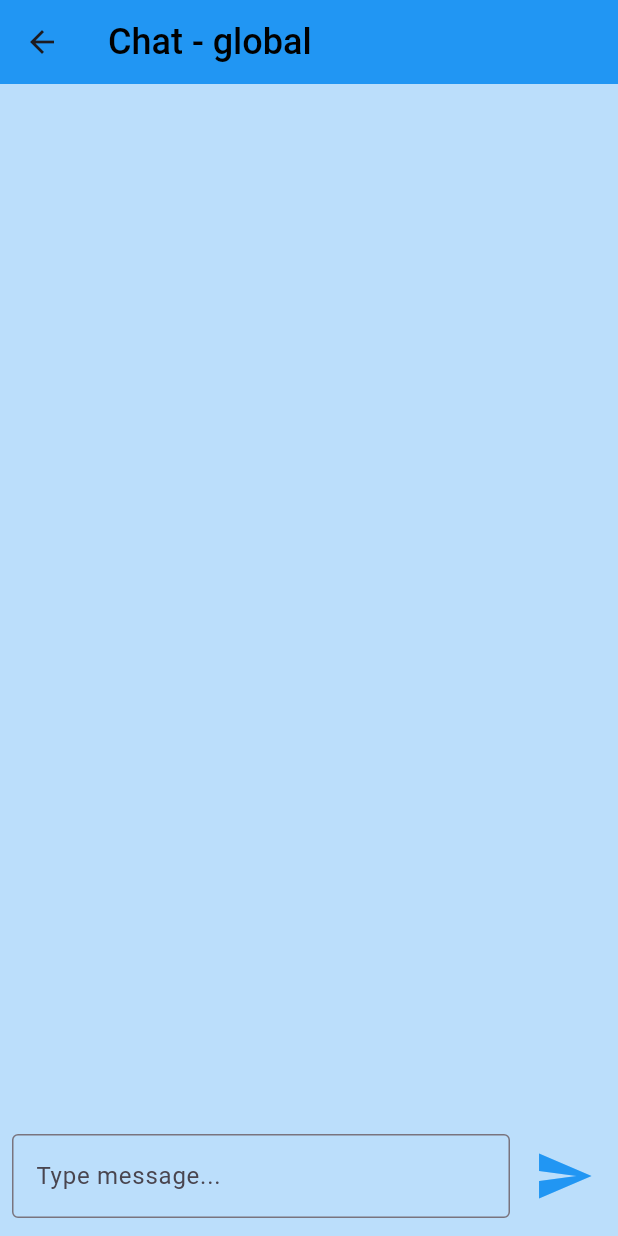
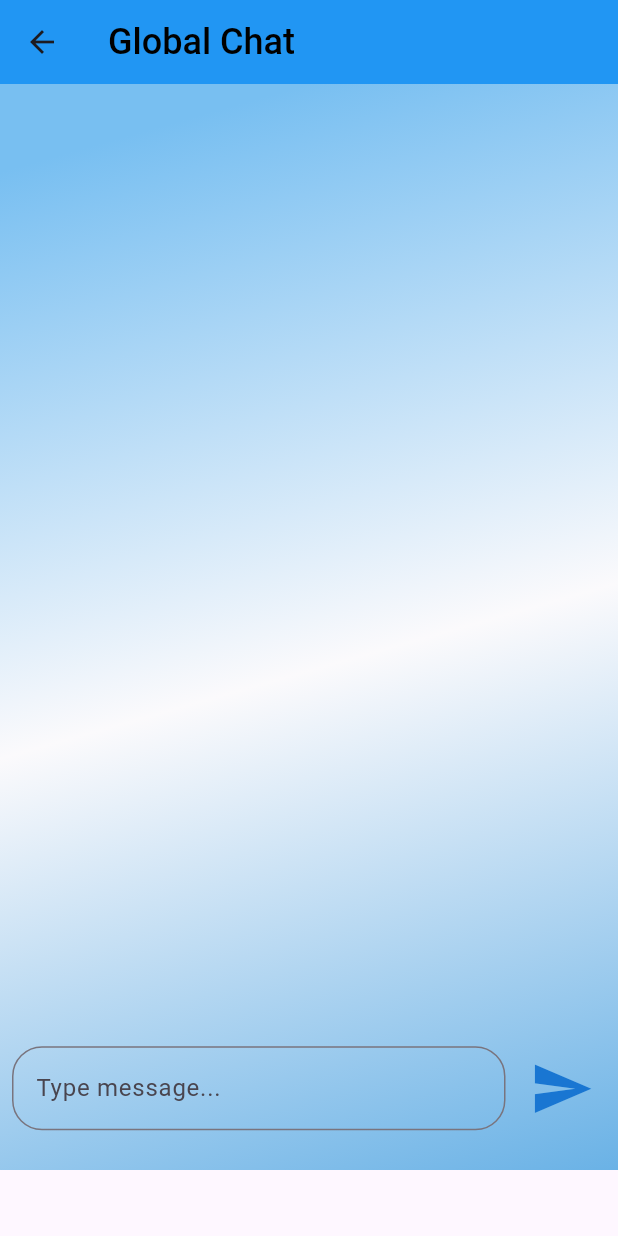
Before and after one commit to ribesh07/Task-Management, a Flutter app: the screen it shows after launch, after a tap on the "chat" icon, on a phone screen of 412 x 824 dp. Run offline on Flutter 3.47's test engine with Material 3 defaults, Android fonts, the phone set to English and light mode, and no system bars; our stand-ins replace cloud_firestore, firebase_core, firebase_messaging, flutter_local_notifications, flutter_riverpod, googleapis_auth and 1 more; accounts and stored records are empty; network calls fail.

```diff
--- a/lib/presentation/pages/chat_screen.dart
+++ b/lib/presentation/pages/chat_screen.dart
@@ -12,16 +12,16 @@ import 'package:web_socket_channel/web_socket_channel.dart';
 class ChatPage extends ConsumerStatefulWidget {
   final String chatId;
 
-  const ChatPage({super.key, this.chatId = 'global'});
+  const ChatPage({super.key, this.chatId = 'Global'});
 
   @override
   ConsumerState<ChatPage> createState() => _ChatPageState();
 }
 
 class _ChatPageState extends ConsumerState<ChatPage> {
-  // final List<Map<String, dynamic>> _messages = [];
   final _controller = TextEditingController();
   late final WebSocketChannel _channel;
+  String? _tappedMessageKey;
 
   @override
   void initState() {
@@ -29,13 +29,14 @@ class _ChatPageState extends ConsumerState<ChatPage> {
     ref.read(fcmTokenInitializerProvider);
 
     _channel = WebSocketChannel.connect(
-      Uri.parse('wss://websocket-server-2eur.onrender.com'),
+      Uri.parse('wss://socket-7mzn.onrender.com'),
     );
 
     _channel.stream.listen((data) {
       final msg = jsonDecode(data);
       if (msg['chatId'] == widget.chatId) {
         // setState(() => _messages.add(msg));
+        print('/n/n/nSocket : $msg');
       }
     });
   }
@@ -52,8 +53,9 @@ class _ChatPageState extends ConsumerState<ChatPage> {
     late final chatStream = ref.watch(chatStreamProvider(widget.chatId));
 
     final userToken = ref.watch(fcmTokenProvider);
-    if (userToken == null)
+    if (userToken == null) {
       return const Center(child: CircularProgressIndicator());
+    }
 
     void _send() async {
       final text = _controller.text.trim();
@@ -66,6 +68,7 @@ class _ChatPageState extends ConsumerState<ChatPage> {
       };
 
       _channel.sink.add(jsonEncode(message));
+      setState(() {});
       _controller.clear();
 
       await ref.read(chatRepositoryProvider).saveMessage(
@@ -75,7 +78,7 @@ class _ChatPageState extends ConsumerState<ChatPage> {
           );
       await sendFCMToAllTokens(
         title: 'Chat',
-        body: '"${widget.chatId}" : "$text"',
+        body: '${widget.chatId} : $text',
       );
     }
 
@@ -97,19 +100,29 @@ class _ChatPageState extends ConsumerState<ChatPage> {
         return Container();
       }
       final ts = timestamp as Timestamp;
-      return Align(
+      final messageKey = '${msg['token']}_${ts.millisecondsSinceEpoch}';
+      final isTapped = _tappedMessageKey == messageKey;
+
+      return GestureDetector(
+        onTap: () {
+          setState(() {
+            _tappedMessageKey =
+                _tappedMessageKey == messageKey ? null : messageKey;
+          });
+        },
+        child: Align(
           alignment: isMe ? Alignment.centerRight : Alignment.centerLeft,
           child: Column(
             crossAxisAlignment:
                 isMe ? CrossAxisAlignment.end : CrossAxisAlignment.start,
             children: [
               Container(
-              margin: const EdgeInsets.symmetric(vertical: 4, horizontal: 8),
-              padding: const EdgeInsets.all(12),
+                margin: const EdgeInsets.symmetric(vertical: 4, horizontal: 6),
+                padding: const EdgeInsets.all(14),
                 decoration: BoxDecoration(
                   boxShadow: const [
                     BoxShadow(
-                    color: Colors.black12,
+                      color: Colors.blue,
                       blurRadius: 2,
                       offset: Offset(0, 2),
                     ),
@@ -117,12 +130,13 @@ class _ChatPageState extends ConsumerState<ChatPage> {
                   color: isMe ? Colors.blue[400] : Colors.white,
                   borderRadius: BorderRadius.circular(12),
                 ),
-              child:
-                  Text(msg['text'] ?? '', style: const TextStyle(fontSize: 16)),
+                child: Text(msg['text'] ?? '',
+                    style: const TextStyle(fontSize: 16)),
               ),
+              if (isTapped)
                 Padding(
-              padding:
-                  const EdgeInsets.only(left: 8, right: 8, top: 2, bottom: 2),
+                  padding: const EdgeInsets.only(
+                      left: 8, right: 8, top: 2, bottom: 2),
                   child: Row(
                     mainAxisAlignment:
                         isMe ? MainAxisAlignment.end : MainAxisAlignment.start,
@@ -136,15 +150,16 @@ class _ChatPageState extends ConsumerState<ChatPage> {
                           style: const TextStyle(fontSize: 12)),
                     ],
                   ),
-            )
+                ),
             ],
+          ),
         ),
       );
     }
 
     return Scaffold(
       appBar: AppBar(
-        title: Text('Chat - ${widget.chatId}',
+        title: Text('${widget.chatId} Chat',
             style: const TextStyle(
               color: Colors.black,
               fontSize: 24,
@@ -152,8 +167,24 @@ class _ChatPageState extends ConsumerState<ChatPage> {
             )),
         backgroundColor: Colors.blue,
       ),
-      backgroundColor: Colors.blue[100],
-      body: Column(
+      // backgroundColor: Colors.blue[100],
+      body: SingleChildScrollView(
+        physics: const BouncingScrollPhysics(),
+        child: Container(
+          height: MediaQuery.of(context).size.height - 100,
+          width: double.infinity,
+          padding: const EdgeInsets.only(bottom: 10),
+          decoration: const BoxDecoration(
+              gradient: LinearGradient(
+            colors: [
+              Color.fromARGB(255, 120, 191, 241),
+              Color.fromARGB(255, 251, 250, 252),
+              Color.fromARGB(255, 106, 178, 230),
+            ],
+            begin: Alignment.topCenter,
+            end: Alignment.bottomRight,
+          )),
+          child: Column(
             children: [
               Expanded(
                 child: chatStream.when(
@@ -162,27 +193,36 @@ class _ChatPageState extends ConsumerState<ChatPage> {
                     itemCount: messages.length,
                     itemBuilder: (_, i) => _buildBubble(messages[i]),
                   ),
-              loading: () => const Center(child: CircularProgressIndicator()),
+                  loading: () =>
+                      const Center(child: CircularProgressIndicator()),
                   error: (e, _) => Center(child: Text('Error: $e')),
                 ),
               ),
+              const SizedBox(height: 12),
               Padding(
-            padding: const EdgeInsets.symmetric(horizontal: 8, vertical: 12),
+                padding:
+                    const EdgeInsets.symmetric(horizontal: 8, vertical: 15),
                 child: Row(
                   children: [
+                    // const SizedBox(height: 8),
                     Expanded(
                       child: TextField(
                         controller: _controller,
                         decoration: const InputDecoration(
                           hintText: 'Type message...',
-                      border: OutlineInputBorder(),
+                          border: OutlineInputBorder(
+                            borderRadius: BorderRadius.all(Radius.circular(20)),
+                          ),
+                          focusedBorder: OutlineInputBorder(
+                            borderRadius: BorderRadius.all(Radius.circular(20)),
+                          ),
                         ),
                       ),
                     ),
                     const SizedBox(width: 8),
                     IconButton(
-                  iconSize: 40,
-                  color: Colors.blue,
+                      iconSize: 43,
+                      color: Colors.blue[700],
                       onPressed: _send,
                       icon: const Icon(Icons.send),
                     )
@@ -191,6 +231,8 @@ class _ChatPageState extends ConsumerState<ChatPage> {
               ),
             ],
           ),
+        ),
+      ),
     );
   }
 }
--- a/lib/presentation/pages/home.dart
+++ b/lib/presentation/pages/home.dart
@@ -171,9 +171,13 @@ class _HomePageState extends ConsumerState<HomePage> {
           IconButton(
               onPressed: () {
                 Navigator.push(context,
-                    MaterialPageRoute(builder: (context) => ChatPage()));
+                    MaterialPageRoute(builder: (context) => const ChatPage()));
               },
-              icon: const Icon(Icons.chat_outlined)),
+              icon: const Icon(
+                Icons.chat_outlined,
+                color: Colors.black,
+                size: 30,
+              )),
           IconButton(
             icon: const Icon(
               Icons.refresh,
```
Lines whose indentation alone changed are shown as unchanged.
